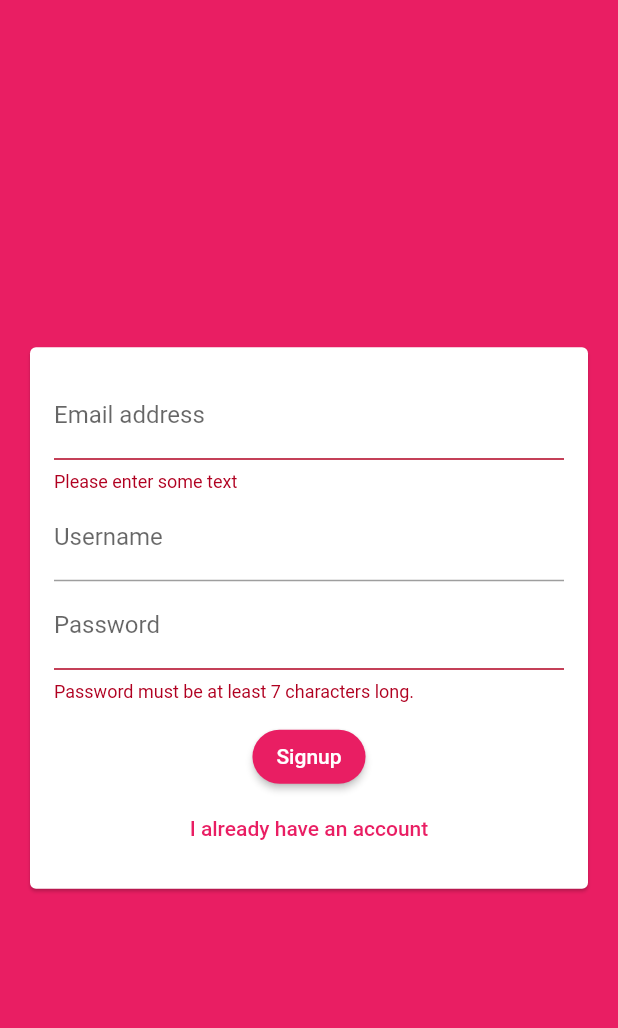
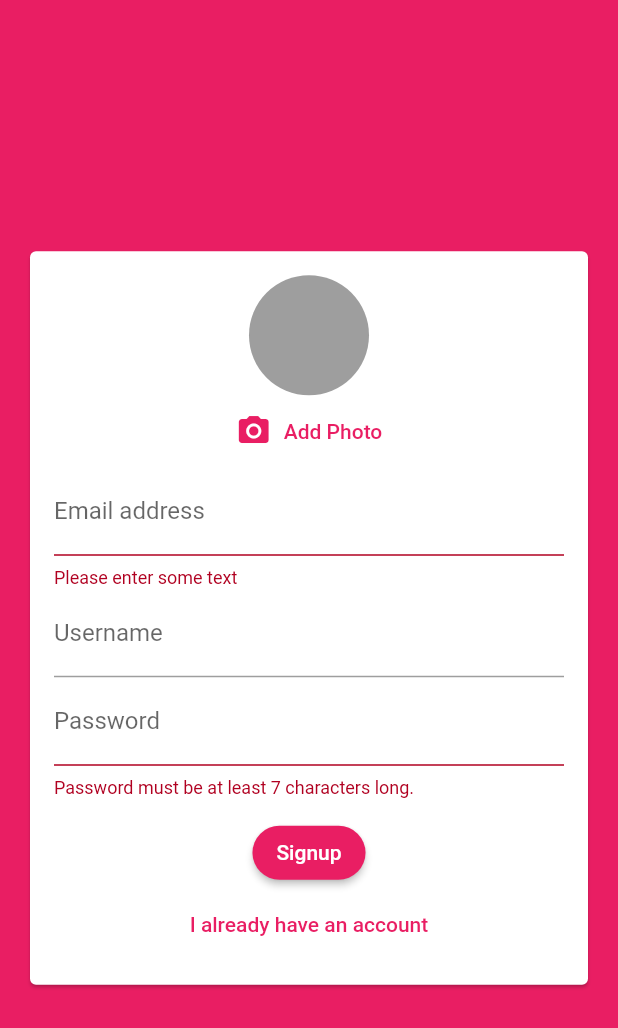
Before and after one commit to Neidn/practice-chat-app, a Flutter app: the screen it shows after launch, after a tap on "Login", after a tap on "Create new account", on a phone screen of 412 x 824 dp. Shown: the top 1028 px of the screen. Run offline on Flutter 3.47's test engine with Material 2 defaults, Android fonts, the phone set to English and light mode, and no system bars; our stand-ins replace cloud_firestore, firebase_auth, firebase_core, firebase_messaging, firebase_storage, image_picker; accounts and stored records are empty.

```diff
--- a/lib/main.dart
+++ b/lib/main.dart
@@ -27,6 +27,7 @@ class MyApp extends StatelessWidget {
         colorScheme: const ColorScheme.light(
           primary: Colors.pink,
           secondary: Colors.deepPurple,
+          onSecondary: Colors.white,
         ),
         elevatedButtonTheme: ElevatedButtonThemeData(
           style: ElevatedButton.styleFrom(
--- a/lib/widgets/auth/auth_form.dart
+++ b/lib/widgets/auth/auth_form.dart
@@ -1,10 +1,14 @@
+import 'dart:io';
 import 'package:flutter/material.dart';
+
+import '../pickers/user_image_picker.dart';
 
 class AuthForm extends StatefulWidget {
   final void Function(
     String email,
     String password,
     String userName,
+    File image,
     bool isLogin,
     BuildContext ctx,
   ) submitFn;
@@ -22,9 +26,24 @@ class _AuthFormState extends State<AuthForm> {
   String _userEmail = '';
   String _userName = '';
   String _userPassword = '';
+  File _userImageFile = File('');
+
+  void _pickedImage(File image) {
+    _userImageFile = image;
+  }
 
   void _trySubmit() {
     if (_formKey.currentState == null) {
+      return;
+    }
+
+    if (_userImageFile.path.isEmpty && !_isLogin) {
+      ScaffoldMessenger.of(context).showSnackBar(
+        const SnackBar(
+          content: Text('Please pick an image.'),
+          backgroundColor: Colors.red,
+        ),
+      );
       return;
     }
 
@@ -36,6 +55,7 @@ class _AuthFormState extends State<AuthForm> {
         _userEmail.trim(),
         _userPassword.trim(),
         _userName.trim(),
+        _userImageFile,
         _isLogin,
         context,
       );
@@ -55,6 +75,7 @@ class _AuthFormState extends State<AuthForm> {
               child: Column(
                 mainAxisSize: MainAxisSize.min,
                 children: [
+                  if (!_isLogin) UserImagePicker(_pickedImage),
                   TextFormField(
                     key: const ValueKey('email'),
                     validator: (value) {
--- /dev/null
+++ b/lib/widgets/pickers/user_image_picker.dart
@@ -0,0 +1,58 @@
+import 'dart:io';
+
+import 'package:flutter/material.dart';
+import 'package:image_picker/image_picker.dart';
+
+class UserImagePicker extends StatefulWidget {
+  final void Function(File pickedImage) imagePickFn;
+
+  const UserImagePicker(this.imagePickFn, {Key? key}) : super(key: key);
+
+  @override
+  State<UserImagePicker> createState() => _UserImagePickerState();
+}
+
+class _UserImagePickerState extends State<UserImagePicker> {
+  File _pickedImage = File('');
+
+  void _pickImage() async {
+    final imagePicker = ImagePicker();
+    final imageFile = await imagePicker.pickImage(
+      source: ImageSource.camera,
+      imageQuality: 50,
+      maxWidth: 150,
+    );
+    if (imageFile == null) {
+      return;
+    }
+    setState(() {
+      _pickedImage = File(imageFile.path);
+    });
+    widget.imagePickFn(_pickedImage);
+  }
+
+  @override
+  Widget build(BuildContext context) {
+    return Column(
+      children: [
+        CircleAvatar(
+          radius: 40,
+          backgroundColor: Colors.grey,
+          backgroundImage: _pickedImage.path.isEmpty
+              ? null
+              : FileImage(
+                  _pickedImage,
+                ),
+        ),
+        TextButton.icon(
+          style: TextButton.styleFrom(
+            foregroundColor: Theme.of(context).primaryColor,
+          ),
+          onPressed: () => _pickImage(),
+          icon: const Icon(Icons.camera_alt),
+          label: const Text('Add Photo'),
+        ),
+      ],
+    );
+  }
+}
--- a/pubspec.yaml
+++ b/pubspec.yaml
@@ -38,6 +38,9 @@ dependencies:
   cloud_firestore: ^4.4.5
   firebase_core: ^2.8.0
   firebase_auth: ^4.3.0
+  image_picker: ^0.8.7
+  firebase_storage: ^11.0.16
+  firebase_messaging: ^14.3.0
 
 dev_dependencies:
   flutter_test:
```
Also changed, not shown: lib/screens/auth_screen.dart (+15 -1 lines), lib/screens/chat_screen.dart (+24 -3 lines), lib/widgets/chat/message_bubble.dart (+89 -0 lines), lib/widgets/chat/messages.dart (+12 -1 lines), lib/widgets/chat/new_message.dart (+18 -5 lines), firebase.json (added), pubspec.lock, 12 other files.
